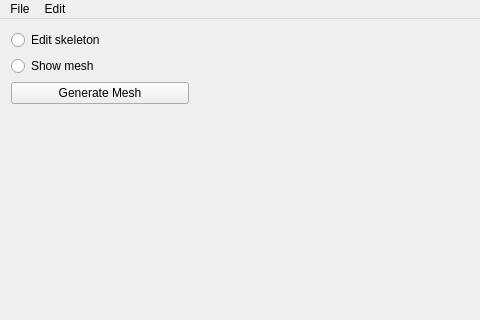
Before: the Qt Designer form mainwindow.ui in evanw/cs224final, drawn with Qt 5; both pictures show x 0 to 480 and y 0 to 320 of the 800 by 600 pixel window.
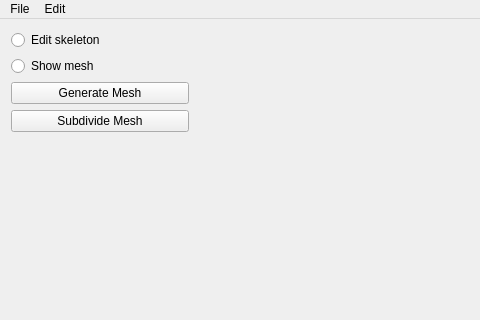
After: the same form once the commit is applied. Custom widgets are drawn as their Qt base class.

The edit to the form file:
```diff
--- a/mainwindow.ui
+++ b/mainwindow.ui
@@ -63,6 +63,13 @@
          </property>
         </widget>
        </item>
+       <item>
+        <widget class="QPushButton" name="subdivideMesh">
+         <property name="text">
+          <string>Subdivide Mesh</string>
+         </property>
+        </widget>
+       </item>
        <item>
         <widget class="QWidget" name="emptySpace" native="true">
          <property name="sizePolicy">
```
Left out of the diff: 17 changed lines with no effect on the pictures.
